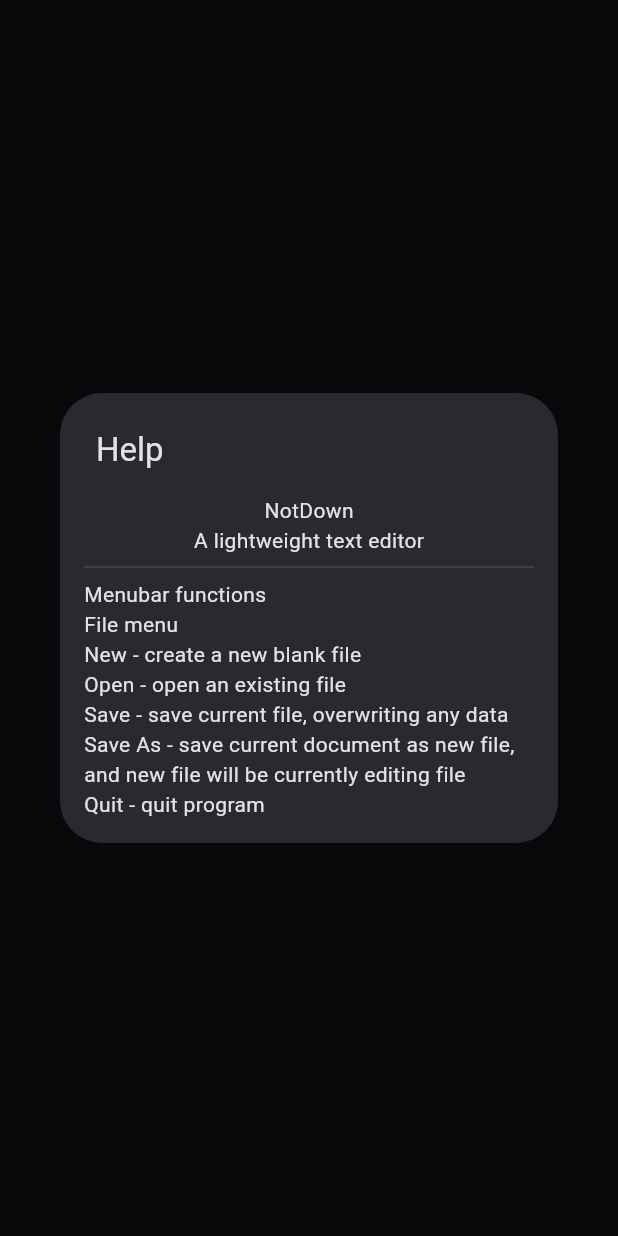
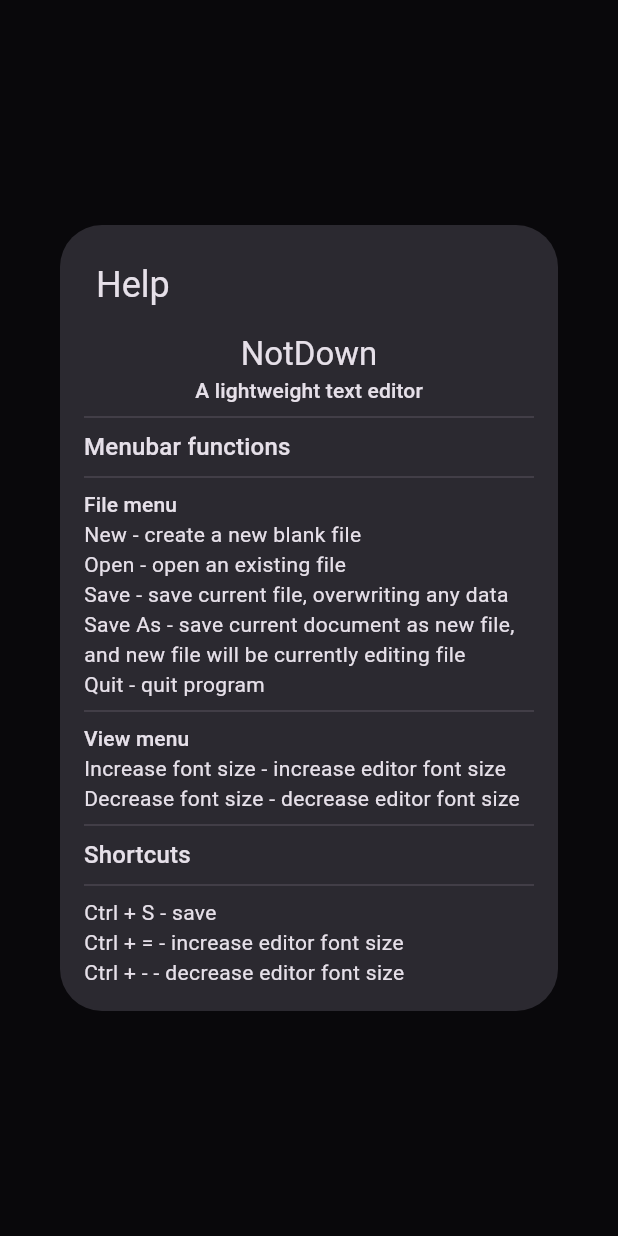
Before and after one commit to IcosagonZ/NotDwn, a Flutter app: what showHelpDialog() shows on an empty page, opened directly, on a phone screen of 412 x 824 dp. Run offline on Flutter 3.47's test engine with Material 3 defaults, Android fonts, the phone set to English and light mode, and no system bars; our stand-ins replace file_picker.

Commit message:
Added help page

```diff
--- a/lib/dialogs/help.dart
+++ b/lib/dialogs/help.dart
@@ -1,29 +1,60 @@
 import 'package:flutter/material.dart';
 
 void showHelpDialog(BuildContext context){
+  // Theming and text styles
+  final text_theme = Theme.of(context).textTheme;
+
+  final style_titlelarge = text_theme.titleLarge;
+  final style_titlemedium = text_theme.titleMedium;
+  final style_titlesmall = text_theme.titleSmall;
+
   showDialog(
     context: context,
     builder:(context) {
-      return SimpleDialog(
+      return AlertDialog(
         title: Text("Help"),
         clipBehavior: .hardEdge,
         contentPadding: .all(16),
+        content:
+          ConstrainedBox(
+            constraints: BoxConstraints(
+              maxHeight: MediaQuery.of(context).size.height * 0.8,
+              maxWidth: MediaQuery.of(context).size.width * 0.8,
+            ),
+            child: SingleChildScrollView(
+              child: Column(
+                mainAxisSize: .min,
+                crossAxisAlignment: .start,
                 children: [
                 Center(
-            child: Text("NotDown"),
+                  child: Text("NotDown", style: style_titlelarge,),
                 ),
                 Center(
-            child: Text("A lightweight text editor"),
+                  child: Text("A lightweight text editor", style: style_titlesmall),
                 ),
                 Divider(),
-          Text("Menubar functions"),
-          Text("File menu"),
+                Text("Menubar functions", style: style_titlemedium),
+                Divider(),
+                Text("File menu", style: style_titlesmall),
                 Text("New - create a new blank file"),
                 Text("Open - open an existing file"),
                 Text("Save - save current file, overwriting any data"),
                 Text("Save As - save current document as new file, and new file will be currently editing file"),
                 Text("Quit - quit program"),
+                Divider(),
+                Text("View menu", style: style_titlesmall),
+                Text("Increase font size - increase editor font size"),
+                Text("Decrease font size - decrease editor font size"),
+                Divider(),
+                Text("Shortcuts", style: style_titlemedium),
+                Divider(),
+                Text("Ctrl + S - save"),
+                Text("Ctrl + = - increase editor font size"),
+                Text("Ctrl + - - decrease editor font size"),
               ],
+            ),
+          )
+        )
       );
     },
   );
--- a/pubspec.yaml
+++ b/pubspec.yaml
@@ -35,6 +35,7 @@
   # Use with the CupertinoIcons class for iOS style icons.
   cupertino_icons: ^1.0.8
   file_picker: ^12.0.0
+  intl: ^0.20.3
 
 dev_dependencies:
   flutter_test:
```
Also changed, not shown: lib/handlers/filehandler.dart (+18 -0 lines), lib/pages/editor.dart (+46 -2 lines), pubspec.lock. Lines whose indentation alone changed are shown as unchanged.
